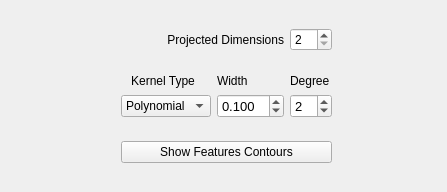
Above: _AlgorithmsPlugins/Projections/paramsKPCA.ui from b4silio/MLDemos before the change. Below: the same form after it.
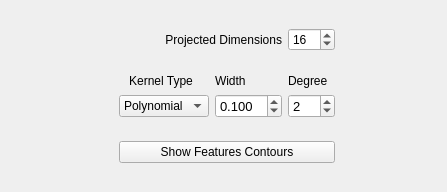
That is the form after the change.

Commit message: ADDED: Export Clustering results (one row per sample, one column per cluster) ADDED: PCA now displays eigenvalues in the table with the eigenvector values FIXED: One eigenvector disappears from the list in PCA, was fine in previous versions (and the graph of the eigvals seems fine) FIXED: Kernel PCA kernel width indicates the sigma (covariance) rather than the width (1 / sigma)

```diff
--- a/_AlgorithmsPlugins/Projections/paramsKPCA.ui
+++ b/_AlgorithmsPlugins/Projections/paramsKPCA.ui
@@ -158,6 +158,12 @@
      <property name="minimum">
       <number>2</number>
      </property>
+     <property name="maximum">
+      <number>100</number>
+     </property>
+     <property name="value">
+      <number>16</number>
+     </property>
     </widget>
    </item>
    <item row="0" column="2" colspan="2">
```
The commit also changes 31 other files.
